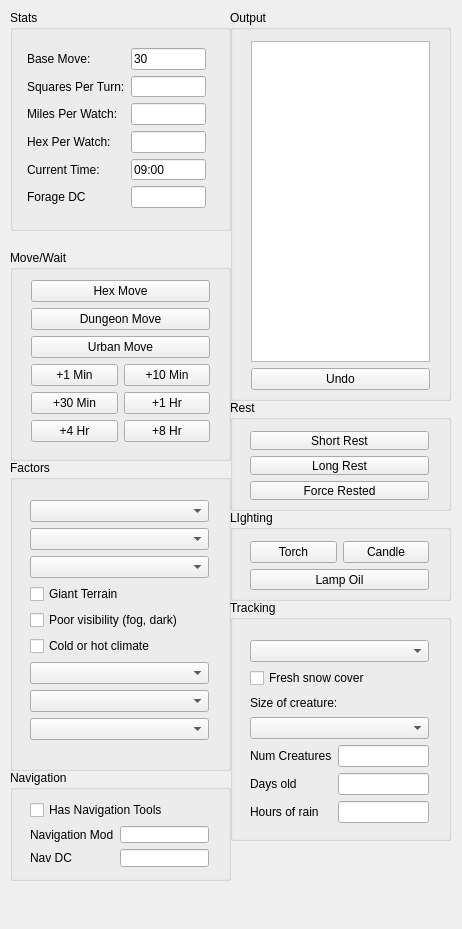
First picture: the form in mainwindow.ui, repository erickveil/DungeonMoveTracker, before the edit.
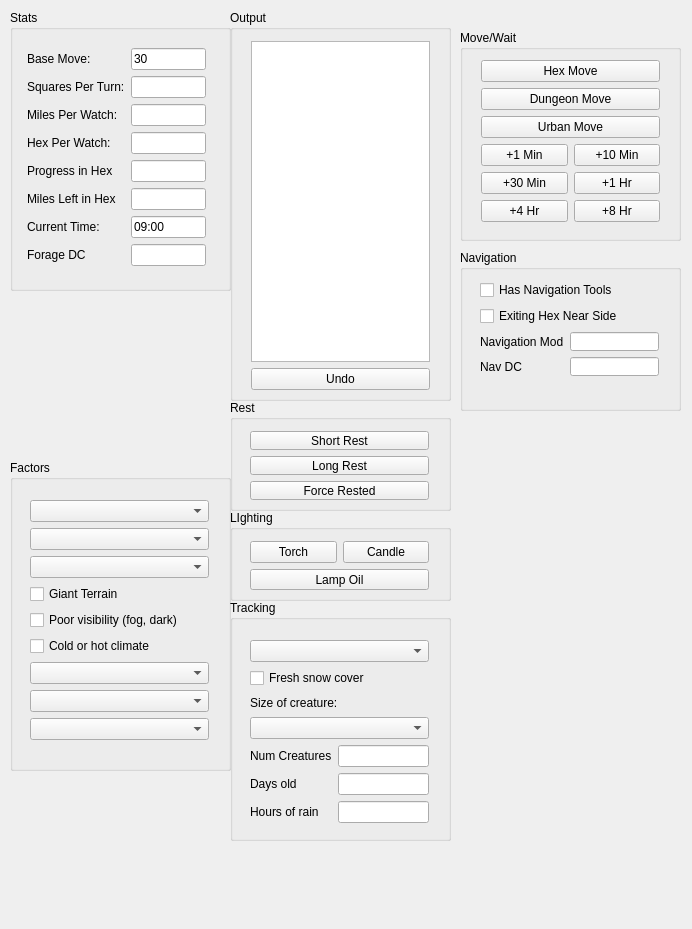
Second picture: the form after the edit.

Commit message: Hex progress tracked

```diff
--- a/mainwindow.ui
+++ b/mainwindow.ui
@@ -6,7 +6,7 @@
    <rect>
     <x>0</x>
     <y>0</y>
-    <width>462</width>
+    <width>692</width>
     <height>929</height>
    </rect>
   </property>
@@ -146,8 +146,8 @@
    <widget class="QGroupBox" name="groupBox_4">
     <property name="geometry">
      <rect>
-      <x>10</x>
-      <y>250</y>
+      <x>460</x>
+      <y>30</y>
       <width>221</width>
       <height>211</height>
      </rect>
@@ -311,7 +311,7 @@
       <x>10</x>
       <y>10</y>
       <width>221</width>
-      <height>221</height>
+      <height>281</height>
      </rect>
     </property>
     <property name="title">
@@ -323,7 +323,7 @@
        <x>6</x>
        <y>27</y>
        <width>201</width>
-       <height>182</height>
+       <height>244</height>
       </rect>
      </property>
      <layout class="QFormLayout" name="formLayout">
@@ -361,14 +361,14 @@
       <item row="3" column="1">
        <widget class="QLineEdit" name="HPW"/>
       </item>
-      <item row="4" column="0">
+      <item row="6" column="0">
        <widget class="QLabel" name="label_2">
         <property name="text">
          <string>Current Time:</string>
         </property>
        </widget>
       </item>
-      <item row="4" column="1">
+      <item row="6" column="1">
        <widget class="QLineEdit" name="TimeDisplay">
         <property name="text">
          <string>09:00</string>
@@ -385,16 +385,36 @@
       <item row="2" column="1">
        <widget class="QLineEdit" name="tbMilesPerWatch"/>
       </item>
-      <item row="5" column="0">
+      <item row="7" column="0">
        <widget class="QLabel" name="label_12">
         <property name="text">
          <string>Forage DC</string>
         </property>
        </widget>
       </item>
-      <item row="5" column="1">
+      <item row="7" column="1">
        <widget class="QLineEdit" name="tbForage"/>
       </item>
+      <item row="4" column="0">
+       <widget class="QLabel" name="label_13">
+        <property name="text">
+         <string>Progress in Hex</string>
+        </property>
+       </widget>
+      </item>
+      <item row="4" column="1">
+       <widget class="QLineEdit" name="tbHexProgress"/>
+      </item>
+      <item row="5" column="0">
+       <widget class="QLabel" name="label_14">
+        <property name="text">
+         <string>Miles Left in Hex</string>
+        </property>
+       </widget>
+      </item>
+      <item row="5" column="1">
+       <widget class="QLineEdit" name="tbMilesLeft"/>
+      </item>
      </layout>
     </widget>
    </widget>
@@ -482,10 +502,10 @@
    <widget class="QGroupBox" name="groupBox_8">
     <property name="geometry">
      <rect>
-      <x>10</x>
-      <y>770</y>
+      <x>460</x>
+      <y>250</y>
       <width>221</width>
-      <height>111</height>
+      <height>161</height>
      </rect>
     </property>
     <property name="title">
@@ -497,7 +517,7 @@
        <x>9</x>
        <y>19</y>
        <width>201</width>
-       <height>89</height>
+       <height>118</height>
       </rect>
      </property>
      <layout class="QVBoxLayout" name="verticalLayout_7">
@@ -508,6 +528,13 @@
         </property>
        </widget>
       </item>
+      <item>
+       <widget class="QCheckBox" name="chHexNearExit">
+        <property name="text">
+         <string>Exiting Hex Near Side</string>
+        </property>
+       </widget>
+      </item>
       <item>
        <layout class="QFormLayout" name="formLayout_2">
         <item row="0" column="0">
```
The commit also changes 2 other files.
